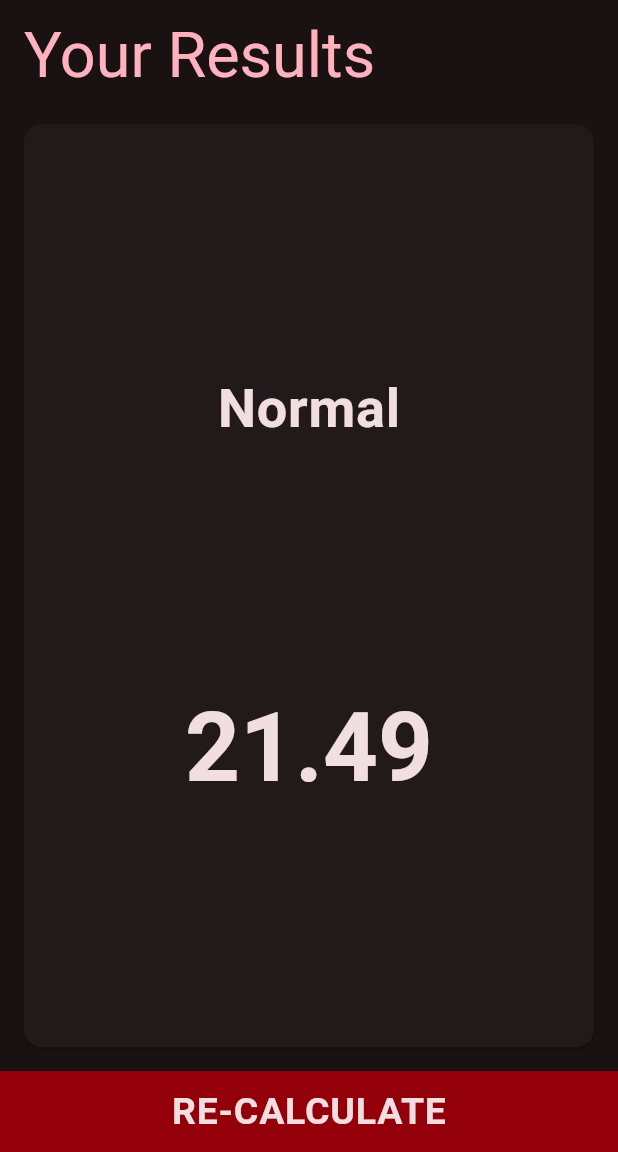
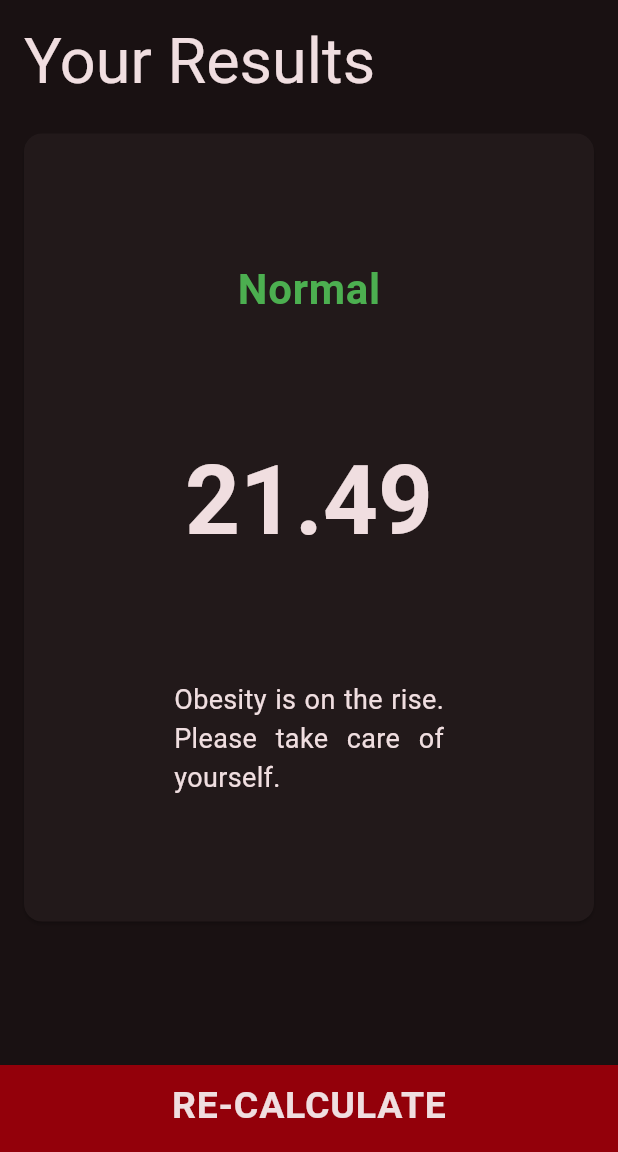
Before and after one commit to csarevalo/bmi-calculator, a Flutter app: the CalcScreen screen opened by its route, on a phone screen of 412 x 824 dp, the part 84-1236 px from its top. Run offline on Flutter 3.47's test engine with Material 3 defaults, Android fonts, the phone set to English and light mode, and no system bars; our stand-ins replace font_awesome_flutter.

Commit message:
implemented bmi calculator functionality

```diff
--- a/lib/src/constants/bmi_consts.dart
+++ b/lib/src/constants/bmi_consts.dart
@@ -31,8 +31,8 @@ const int kInitWeight = 130;
 /// Max age is 130 years old.
 const int kMaxAge = 130;
 
-/// Min age is 1 year old.
-const int kMinAge = 1;
+/// Min age is 20 year old (a young adult).
+const int kMinAge = 20;
 
 /// Init age is 30-years-old.
 const int kInitAge = 30;
--- a/lib/src/screens/calc_screen.dart
+++ b/lib/src/screens/calc_screen.dart
@@ -18,17 +18,27 @@ class CalcScreen extends StatelessWidget {
     final double height = kCmToM * bmiProvider.height; //m's
     final double bmi = weight / height / height;
     //DETERMINE RESULTS
-    final String results = getBmiResults(bmi);
+    final String results = _getBmiResults(bmi).text;
     //STYLES
     final TextTheme textTheme = Theme.of(context).textTheme;
+
+    final TextStyle resTitleStyle = textTheme.displayMedium!.copyWith(
+      // color: Theme.of(context).colorScheme.onPrimaryContainer,
+      fontSize: 42,
+    );
+
     final TextStyle resStyle = textTheme.bodyLarge!.copyWith(
       fontWeight: FontWeight.lerp(FontWeight.normal, FontWeight.bold, 0.5),
-      fontSize: 36,
+      fontSize: 28,
+      // color: Theme.of(context).colorScheme.tertiary,
+      color: Colors.green,
     );
+
     final TextStyle bigNumStyle = textTheme.displayMedium!.copyWith(
       fontWeight: FontWeight.bold,
       fontSize: 64,
     );
+
     return Scaffold(
       appBar: const BmiAppBar(),
       body: Column(
@@ -36,17 +46,15 @@ class CalcScreen extends StatelessWidget {
         crossAxisAlignment: CrossAxisAlignment.stretch,
         children: [
           Padding(
-            padding: const EdgeInsets.fromLTRB(16.0, 12.0, 8.0, 6.0),
+            padding: const EdgeInsets.fromLTRB(16.0, 16.0, 8.0, 8.0),
             child: Text(
               'Your Results',
               textAlign: TextAlign.left,
-              style: Theme.of(context).textTheme.displayMedium!.copyWith(
-                    color: Theme.of(context).colorScheme.primary,
-                    fontSize: 42,
-                  ),
+              style: resTitleStyle,
             ),
           ),
           Expanded(
+            flex: 7,
             child: Card(
               margin: const EdgeInsets.all(16.0),
               child: Column(
@@ -57,10 +65,21 @@ class CalcScreen extends StatelessWidget {
                     bmi.toStringAsFixed(2),
                     style: bigNumStyle,
                   ),
+                  const Padding(
+                    padding: EdgeInsets.symmetric(horizontal: 100.0),
+                    child: Text(
+                      'Obesity is on the rise. Please take care of yourself.',
+                      textAlign: TextAlign.justify,
+                      style: TextStyle(
+                        fontSize: 18,
+                      ),
+                    ),
+                  ),
                 ],
               ),
             ),
           ),
+          const Spacer(),
           BottomAppButton(
             title: 'Re-Calculate'.toUpperCase(),
             onPressed: () => Navigator.pop(context),
@@ -71,24 +90,50 @@ class CalcScreen extends StatelessWidget {
   }
 }
 
-String getBmiResults(double bmi) {
-  final String res;
-  if (bmi < 16) {
-    res = 'Severe Thinness';
-  } else if (bmi < 17) {
-    res = 'Moderate Thinness';
-  } else if (bmi < 18.5) {
-    res = 'Mild Thinness';
-  } else if (bmi < 25) {
-    res = 'Normal';
-  } else if (bmi < 30) {
-    res = 'Overweight';
-  } else if (bmi < 35) {
-    res = 'Obese I';
-  } else if (bmi < 40) {
-    res = 'Obese II';
+_BmiForAdults _getBmiResults(double bmi) {
+  final _BmiForAdults res;
+  if (bmi < _BmiForAdults.severeThinness.maxBmi) {
+    res = _BmiForAdults.severeThinness;
+  } else if (bmi < _BmiForAdults.moderateThinness.maxBmi) {
+    res = _BmiForAdults.moderateThinness;
+  } else if (bmi < _BmiForAdults.mildThinness.maxBmi) {
+    res = _BmiForAdults.mildThinness;
+  } else if (bmi < _BmiForAdults.normal.maxBmi) {
+    res = _BmiForAdults.normal;
+  } else if (bmi < _BmiForAdults.overWeight.maxBmi) {
+    res = _BmiForAdults.overWeight;
+  } else if (bmi < _BmiForAdults.obeseI.maxBmi) {
+    res = _BmiForAdults.obeseI;
+  } else if (bmi < _BmiForAdults.obeseII.maxBmi) {
+    res = _BmiForAdults.obeseII;
   } else {
-    res = 'Obese III';
+    res = _BmiForAdults.obeseIII;
   }
   return res;
 }
+
+enum _BmiForAdults implements Comparable<_BmiForAdults> {
+  severeThinness(id: 0, text: 'Severe Thinness', maxBmi: 16, minBmi: 0),
+  moderateThinness(id: 1, text: 'Moderate Thinness', maxBmi: 17, minBmi: 16),
+  mildThinness(id: 2, text: 'Mild Thinness', maxBmi: 18.5, minBmi: 17),
+  normal(id: 3, text: 'Normal', maxBmi: 25, minBmi: 18.5),
+  overWeight(id: 4, text: 'Obese I', maxBmi: 30, minBmi: 25),
+  obeseI(id: 5, text: 'Obese I', maxBmi: 35, minBmi: 30),
+  obeseII(id: 6, text: 'Obese II', maxBmi: 40, minBmi: 35),
+  obeseIII(id: 8, text: 'Obese III', maxBmi: double.infinity, minBmi: 40);
+
+  const _BmiForAdults({
+    required this.id,
+    required this.text,
+    required this.maxBmi,
+    required this.minBmi,
+  });
+
+  final int id;
+  final String text;
+  final double maxBmi;
+  final double minBmi;
+
+  @override
+  int compareTo(_BmiForAdults other) => id - other.id;
+}
--- a/lib/src/widgets/bottom_app_button.dart
+++ b/lib/src/widgets/bottom_app_button.dart
@@ -31,7 +31,7 @@ class BottomAppButton extends StatelessWidget {
           shape: const ContinuousRectangleBorder(),
           onPressed: onPressed,
           child: Padding(
-            padding: const EdgeInsets.fromLTRB(8.0, 8.0, 8.0, 8.0),
+            padding: const EdgeInsets.fromLTRB(8.0, 8.0, 8.0, 12.0),
             child: Text(title, style: resultStyle),
           ),
         ),
```
